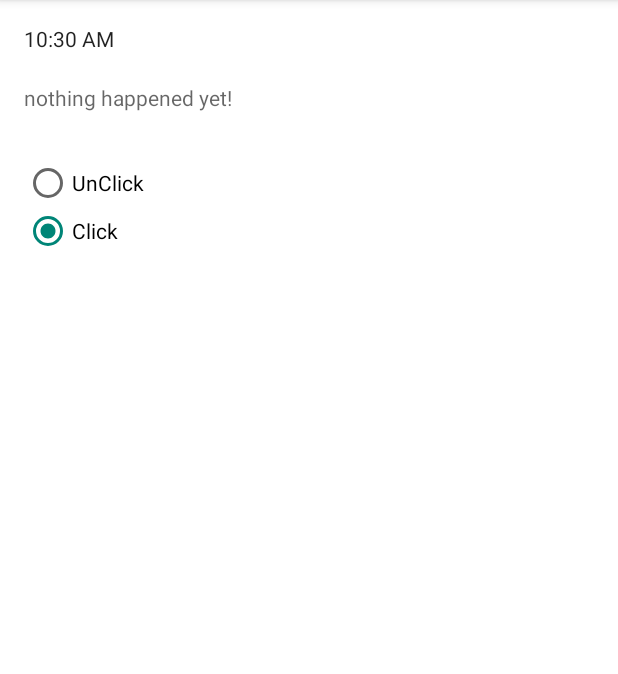
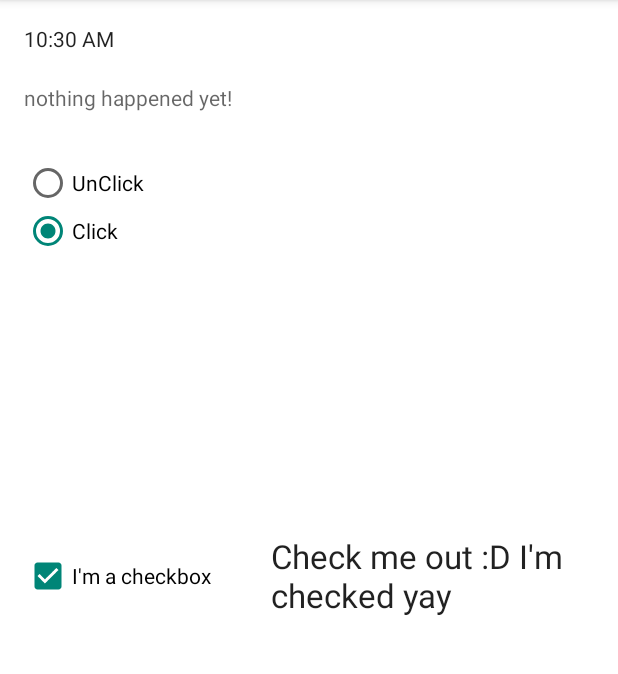
Before and after one commit to ashyann/Android-Studio-Labs, an Android app: the screen it shows after launch (MainActivity), in the options menu, after a tap on "Settings", on a phone screen of 412 x 824 dp, the part 84-758 px from its top. Run offline under Robolectric (Android 15) with nearby library versions, the phone set to English and light mode, and no system bars.

Commit message:
Practise Adding Check Boxes

```diff
--- a/MyPractiseAppWidgetTest/app/src/main/java/com/androidpractise/ash/test/mypractiseappwidgettest/MainActivity.java
+++ b/MyPractiseAppWidgetTest/app/src/main/java/com/androidpractise/ash/test/mypractiseappwidgettest/MainActivity.java
@@ -7,6 +7,7 @@ import android.support.v7.app.ActionBarActivity;
 import android.view.Menu;
 import android.view.MenuItem;
 import android.view.View;
+import android.widget.CheckBox;
 import android.widget.RadioButton;
 import android.widget.TextView;
 
@@ -91,4 +92,25 @@ public class MainActivity extends ActionBarActivity {
 
         return super.onOptionsItemSelected(item);
     }
+
+    public void onCheckBoxClicked(View view) {
+        // Is the button now checked?
+        boolean checked = ((CheckBox) view).isChecked();
+
+        final TextView message = (TextView) findViewById(R.id.checkboxmessage);
+
+        // Check which checkbox was clicked
+        switch (view.getId()) {
+            case R.id.checkBox:
+                if(checked)
+                {
+                    message.setText("Check me out :D I'm checked yay");
+                }
+                else
+                {
+                    message.setText("why u no check :'(");
+                }
+
+        }
+    }
 }
--- a/MyPractiseAppWidgetTest/app/src/main/res/layout/activity_main.xml
+++ b/MyPractiseAppWidgetTest/app/src/main/res/layout/activity_main.xml
@@ -50,4 +50,23 @@
         android:layout_alignStart="@+id/textViewradio" />
     </RadioGroup>
 
+    <CheckBox
+        android:layout_width="wrap_content"
+        android:layout_height="wrap_content"
+        android:text="I&apos;m a checkbox"
+        android:id="@+id/checkBox"
+        android:layout_centerVertical="true"
+        android:layout_alignParentStart="true"
+        android:checked="false"
+        android:onClick="onCheckBoxClicked" />
+
+    <TextView
+        android:layout_width="wrap_content"
+        android:layout_height="wrap_content"
+        android:textAppearance="?android:attr/textAppearanceLarge"
+        android:id="@+id/checkboxmessage"
+        android:layout_centerVertical="true"
+        android:layout_toEndOf="@+id/textViewradio"
+        android:layout_marginStart="26dp" />
+
 </RelativeLayout>
```
